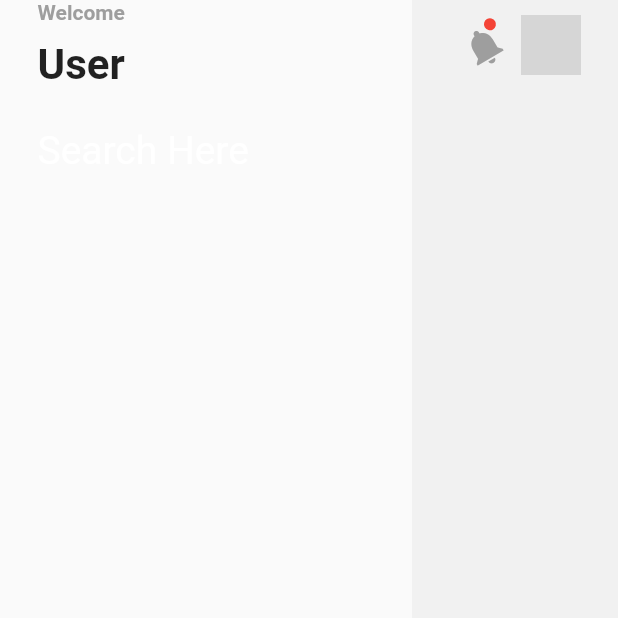
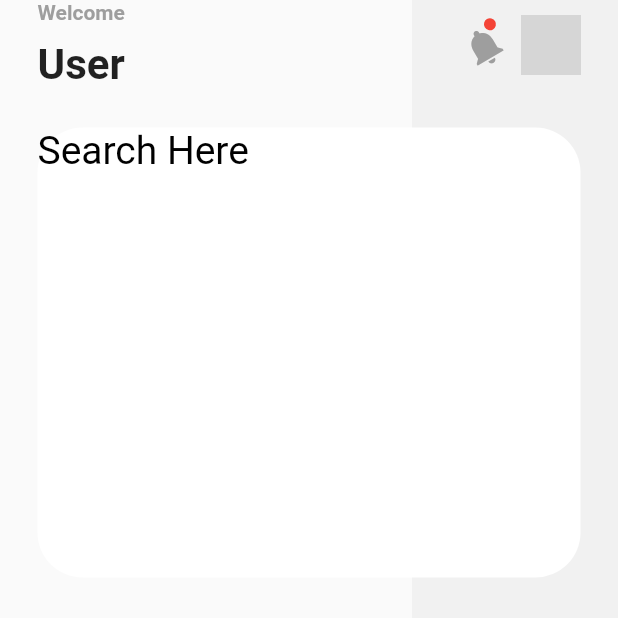
Before and after one commit to VishalSh-Dev/job_finder_app, a Flutter app: the screen it shows after launch, on a phone screen of 412 x 824 dp, the top half of it. Run offline on Flutter 3.47's test engine with Material 2 defaults, Android fonts, the phone set to English and light mode, and no system bars; network calls fail; grey boxes are pictures that could not be loaded.

Commit message:
Search Card Developed
Final code for SearchCard

```diff
--- a/lib/screens/home/search_card.dart
+++ b/lib/screens/home/search_card.dart
@@ -1,16 +1,24 @@
 import 'package:flutter/material.dart';
 
 class SearchCard extends StatelessWidget {
+  const SearchCard({Key? key}) : super(key: key);
+
   @override
   Widget build(BuildContext context) {
     return Container(
-      margin: EdgeInsets.all(25),
+      margin: const EdgeInsets.all(25),
+      height: 300,
+      width: double.maxFinite,
+      decoration: BoxDecoration(
+        color: Colors.white,
+        borderRadius: BorderRadius.circular(30),
+      ),
       child: Column(
         crossAxisAlignment: CrossAxisAlignment.start,
-        children: [
+        children: const [
           Text('Search Here',
               style: TextStyle(
-                color: Colors.white,
+                color: Colors.black,
                 fontSize: 26,
               ))
         ],
```
Also changed, not shown: pubspec.lock, 1 other file.
